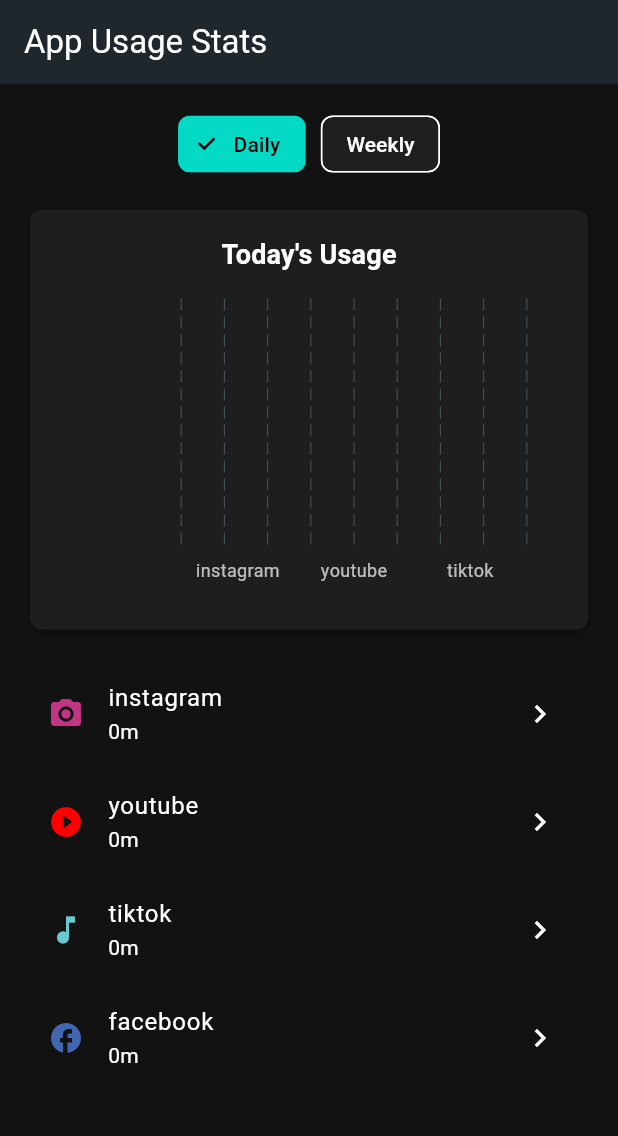
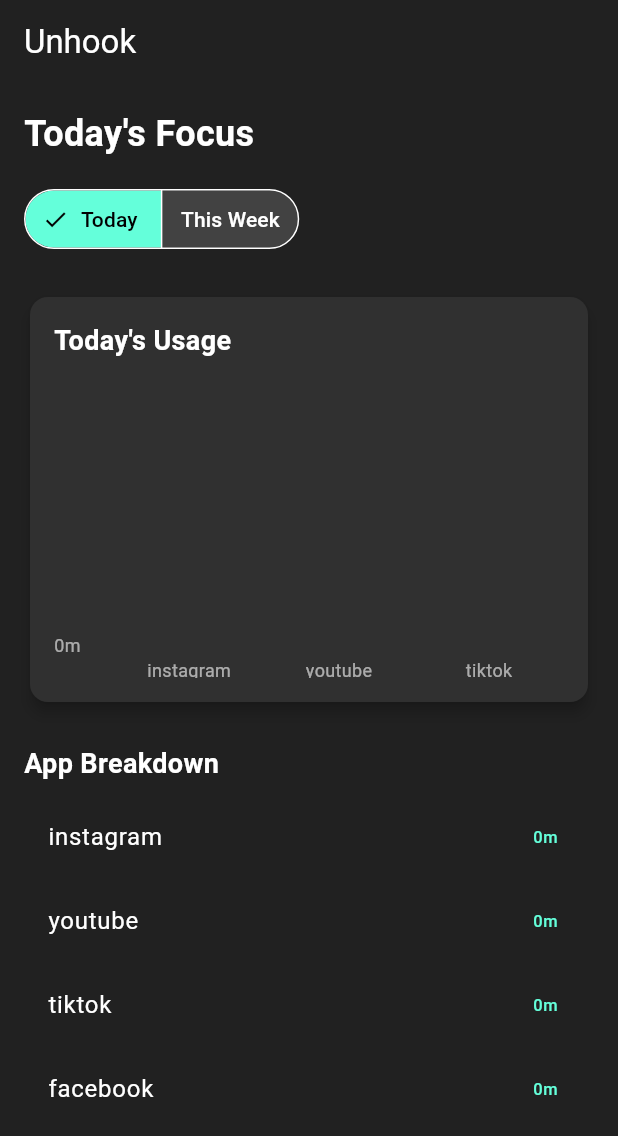
Before and after one commit to aoun-alex/Unhook, a Flutter app: the screen it shows after launch, on a phone screen of 412 x 824 dp. Shown: the top 1136 px of the screen. Run offline on Flutter 3.47's test engine with Material 3 defaults, Android fonts, the phone set to English and light mode, and no system bars; drawn by our look-alikes of fl_chart; our stand-ins replace flutter_riverpod; missing offline and left inert: usage_stats.

Commit message:
UI update
Edited the UI and updated the weekly usage logic

```diff
--- a/lib/presentation/screens/dashboard_screen.dart
+++ b/lib/presentation/screens/dashboard_screen.dart
@@ -2,43 +2,6 @@ import 'package:flutter/material.dart';
 import 'package:flutter_riverpod/flutter_riverpod.dart';
 import '../../providers/usage_provider.dart';
 import '../widgets/usage_chart.dart';
-
-/// Simple helper to format durations below the chart. For daily, we show hours+minutes; for weekly, just hours.
-String formatDuration(Duration duration, bool isWeekly) {
-  if (isWeekly) {
-    // e.g. 1024 minutes => 17h
-    return '${duration.inHours}h';
-  } else {
-    // daily => e.g. "1h 20m" or "45m"
-    final totalMinutes = duration.inMinutes;
-    if (totalMinutes < 60) {
-      return '${totalMinutes}m';
-    }
-    final hours = totalMinutes ~/ 60;
-    final minutes = totalMinutes % 60;
-    if (minutes == 0) {
-      return '${hours}h';
-    } else {
-      return '${hours}h ${minutes}m';
-    }
-  }
-}
-
-/// Return an icon with brand color for known apps
-Widget getColoredAppIcon(String appName) {
-  final lower = appName.toLowerCase();
-  if (lower.contains('instagram')) {
-    return const Icon(Icons.camera_alt, color: Color(0xFFC13584));
-  } else if (lower.contains('youtube')) {
-    return const Icon(Icons.play_circle_fill, color: Color(0xFFFF0000));
-  } else if (lower.contains('facebook')) {
-    return const Icon(Icons.facebook, color: Color(0xFF4267B2));
-  } else if (lower.contains('tiktok')) {
-    return const Icon(Icons.music_note, color: Color(0xFF69C9D0));
-  }
-  // Default fallback
-  return const Icon(Icons.android, color: Colors.lightGreenAccent);
-}
 
 class DashboardScreen extends ConsumerStatefulWidget {
   const DashboardScreen({Key? key}) : super(key: key);
@@ -56,70 +19,76 @@ class _DashboardScreenState extends ConsumerState<DashboardScreen> {
     final weeklyUsageAsync = ref.watch(weeklyUsageProvider);
 
     return Scaffold(
-      appBar: AppBar(title: const Text('App Usage Stats')),
+      backgroundColor: Colors.grey[900],
+      appBar: AppBar(
+        title: const Text('Unhook', style: TextStyle(color: Colors.white)),
+        backgroundColor: Colors.transparent,
+        elevation: 0,
+      ),
       body: Padding(
         padding: const EdgeInsets.all(16.0),
         child: Column(
+          crossAxisAlignment: CrossAxisAlignment.start,
           children: [
-            // Toggle between Daily and Weekly
-            Row(
-              mainAxisAlignment: MainAxisAlignment.center,
-              children: [
-                ChoiceChip(
-                  label: const Text('Daily'),
-                  selected: _isDaily,
-                  onSelected: (selected) {
+            Text(
+              _isDaily ? 'Today\'s Focus' : 'This Week\'s Progress',
+              style: const TextStyle(
+                color: Colors.white,
+                fontSize: 24,
+                fontWeight: FontWeight.bold,
+              ),
+            ),
+            const SizedBox(height: 16),
+            SegmentedButton<bool>(
+              segments: const [
+                ButtonSegment<bool>(value: true, label: Text('Today')),
+                ButtonSegment<bool>(value: false, label: Text('This Week')),
+              ],
+              selected: {_isDaily},
+              onSelectionChanged: (Set<bool> newSelection) {
                 setState(() {
-                      _isDaily = true;
+                  _isDaily = newSelection.first;
                 });
               },
-                ),
-                const SizedBox(width: 10),
-                ChoiceChip(
-                  label: const Text('Weekly'),
-                  selected: !_isDaily,
-                  onSelected: (selected) {
-                    setState(() {
-                      _isDaily = false;
-                    });
+              style: ButtonStyle(
+                backgroundColor: WidgetStateProperty.resolveWith<Color>(
+                      (Set<WidgetState> states) {
+                    if (states.contains(WidgetState.selected)) {
+                      return Colors.tealAccent;
+                    }
+                    return Colors.grey[800]!;
                   },
                 ),
-              ],
+                foregroundColor: WidgetStateProperty.resolveWith<Color>(
+                      (Set<WidgetState> states) {
+                    if (states.contains(WidgetState.selected)) {
+                      return Colors.black;
+                    }
+                    return Colors.white;
+                  },
                 ),
-            const SizedBox(height: 16),
-
-            // The chart + list area
+              ),
+            ),
+            const SizedBox(height: 24),
             Expanded(
               child: _isDaily
                   ? todayUsageAsync.when(
-                data: (todayUsage) {
-                  return _buildUsageContent(
+                data: (todayUsage) => _buildUsageContent(
                   usage: todayUsage,
                   chartTitle: "Today's Usage",
                   isWeekly: false,
-                  );
-                },
-                loading: () => const Center(
-                  child: CircularProgressIndicator(),
                 ),
-                error: (error, stack) => Center(
-                  child: Text('Error loading today usage: $error'),
-                ),
+                loading: () => const Center(child: CircularProgressIndicator(color: Colors.tealAccent)),
+                error: (error, stack) => const Center(child: Text('Error loading data', style: TextStyle(color: Colors.white))),
               )
                   : weeklyUsageAsync.when(
-                data: (weeklyUsage) {
-                  return _buildUsageContent(
+                data: (weeklyUsage) => _buildUsageContent(
                   usage: weeklyUsage,
-                    chartTitle: "Past 7 Days",
+                  chartTitle: "This Week's Usage",
                   isWeekly: true,
-                  );
-                },
-                loading: () => const Center(
-                  child: CircularProgressIndicator(),
                 ),
-                error: (error, stack) => Center(
-                  child: Text('Error loading weekly usage: $error'),
-                ),
+                loading: () => const Center(child: CircularProgressIndicator(color: Colors.tealAccent)),
+                error: (error, stack) => const Center(child: Text('Error loading data', style: TextStyle(color: Colors.white))),
               ),
             ),
           ],
@@ -133,31 +102,25 @@ class _DashboardScreenState extends ConsumerState<DashboardScreen> {
     required String chartTitle,
     required bool isWeekly,
   }) {
-    // Sort apps by usage descending
     final sortedApps = usage.entries.toList()
       ..sort((a, b) => b.value.compareTo(a.value));
-
-    // Only show top 3 in the chart
-    final topThree = sortedApps.take(3).toList();
-    final chartData = {
-      for (final entry in topThree) entry.key: entry.value,
-    };
 
     return Column(
       crossAxisAlignment: CrossAxisAlignment.start,
       children: [
-        // The bar chart (top 3 apps)
-        UsageChart(
-          usageData: chartData,
+        Expanded(
+          child: UsageChart(
+            usageData: {for (var entry in sortedApps.take(3)) entry.key: entry.value},
             title: chartTitle,
             isWeekly: isWeekly,
-          onBarTap: (appName) {
-            Navigator.pushNamed(context, '/details', arguments: appName);
-          },
           ),
-        const SizedBox(height: 16),
-
-        // Full list below the chart (including the apps not in the top 3)
+        ),
+        const SizedBox(height: 24),
+        const Text(
+          'App Breakdown',
+          style: TextStyle(color: Colors.white, fontSize: 18, fontWeight: FontWeight.bold),
+        ),
+        const SizedBox(height: 8),
         Expanded(
           child: ListView.builder(
             itemCount: sortedApps.length,
@@ -166,16 +129,11 @@ class _DashboardScreenState extends ConsumerState<DashboardScreen> {
               final appName = entry.key;
               final duration = entry.value;
               return ListTile(
-                leading: getColoredAppIcon(appName),
-                title: Text(appName),
-                subtitle: Text(
-                  formatDuration(duration, isWeekly),
+                title: Text(appName, style: const TextStyle(color: Colors.white)),
+                trailing: Text(
+                  _formatDuration(duration, isWeekly),
+                  style: const TextStyle(color: Colors.tealAccent),
                 ),
-                trailing: const Icon(Icons.chevron_right),
-                onTap: () {
-                  Navigator.pushNamed(context, '/details',
-                      arguments: appName);
-                },
               );
             },
           ),
@@ -183,4 +141,12 @@ class _DashboardScreenState extends ConsumerState<DashboardScreen> {
       ],
     );
   }
+
+  String _formatDuration(Duration duration, bool isWeekly) {
+    if (isWeekly) {
+      return '${duration.inHours}h ${duration.inMinutes.remainder(60)}m';
+    } else {
+      return '${duration.inMinutes}m';
     }
+  }
+}
--- a/lib/presentation/widgets/usage_chart.dart
+++ b/lib/presentation/widgets/usage_chart.dart
@@ -5,143 +5,83 @@ class UsageChart extends StatelessWidget {
   final Map<String, Duration> usageData;
   final String title;
   final bool isWeekly;
-  final void Function(String app)? onBarTap;
 
   const UsageChart({
     Key? key,
     required this.usageData,
     required this.title,
     required this.isWeekly,
-    this.onBarTap,
   }) : super(key: key);
 
   @override
   Widget build(BuildContext context) {
-    final numericData = <String, double>{};
-    usageData.forEach((app, duration) {
-      numericData[app] = isWeekly
-          ? duration.inHours.toDouble()
-          : duration.inMinutes.toDouble();
-    });
-
-    double maxVal = numericData.values.isEmpty ? 1 : numericData.values.reduce((a, b) => a > b ? a : b);
-    double niceMax = isWeekly ? ((maxVal / 5).ceil() * 5).toDouble() : ((maxVal / 10).ceil() * 10).toDouble();
-    double interval = niceMax / 5;
-
-    int index = 0;
-    final barGroups = numericData.entries.map((e) {
-      return BarChartGroupData(
-        x: index++,
-        barRods: [
-          BarChartRodData(
-            toY: e.value,
-            color: Colors.lightBlueAccent,
-            width: 22,
-            borderRadius: BorderRadius.circular(4),
-          ),
-        ],
-      );
-    }).toList();
+    final numericData = usageData.map((key, value) => MapEntry(
+      key,
+      isWeekly ? value.inHours.toDouble() : value.inMinutes.toDouble(),
+    ));
 
     return Card(
-      color: Theme.of(context).cardColor,
-      elevation: 2,
-      shape: RoundedRectangleBorder(
-        borderRadius: BorderRadius.circular(8),
-      ),
+      color: Colors.grey[850],
+      elevation: 4,
+      shape: RoundedRectangleBorder(borderRadius: BorderRadius.circular(12)),
       child: Padding(
-        padding: const EdgeInsets.symmetric(vertical: 16, horizontal: 12),
+        padding: const EdgeInsets.all(16),
         child: Column(
+          crossAxisAlignment: CrossAxisAlignment.start,
           children: [
             Text(
               title,
-              style: Theme.of(context).textTheme.titleMedium,
+              style: TextStyle(color: Colors.white, fontSize: 18, fontWeight: FontWeight.bold),
             ),
-            const SizedBox(height: 16),
-            AspectRatio(
-              aspectRatio: 1.7,
+            SizedBox(height: 24),
+            Expanded(
               child: BarChart(
                 BarChartData(
-                  alignment: BarChartAlignment.spaceEvenly,
-                  maxY: niceMax,
-                  minY: 0,
-                  barTouchData: BarTouchData(
-                    enabled: true,
-                    touchTooltipData: BarTouchTooltipData(
-                      getTooltipColor: (group) => Colors.blueGrey.withAlpha((0.8 * 255).toInt()),
-                      getTooltipItem: (group, groupIndex, rod, rodIndex) {
-                        final appName = numericData.keys.elementAt(group.x.toInt());
-                        final rawValue = rod.toY;
-                        final label = isWeekly
-                            ? '${rawValue.toInt()}h'
-                            : rawValue >= 60
-                            ? '${(rawValue ~/ 60).toInt()}h ${(rawValue % 60).toInt()}m'
-                            : '${rawValue.toInt()}m';
-                        return BarTooltipItem(
-                          '$appName\n$label',
-                          const TextStyle(color: Colors.white),
-                        );
-                      },
-                    ),
-                    touchCallback: (event, response) {
-                      if (onBarTap != null && event is FlTapUpEvent && response?.spot != null) {
-                        final tappedApp = numericData.keys.elementAt(response!.spot!.touchedBarGroupIndex);
-                        onBarTap!(tappedApp);
-                      }
-                    },
-                  ),
+                  alignment: BarChartAlignment.spaceAround,
+                  maxY: numericData.values.reduce((a, b) => a > b ? a : b) * 1.2,
+                  barTouchData: BarTouchData(enabled: false),
                   titlesData: FlTitlesData(
                     show: true,
                     bottomTitles: AxisTitles(
                       sideTitles: SideTitles(
                         showTitles: true,
-                        reservedSize: 38,
-                        getTitlesWidget: (double value, TitleMeta meta) {
-                          final appName = numericData.keys.elementAt(value.toInt());
-                          return SideTitleWidget(
-                            meta: meta,
-                            space: 6,
-                            child: Text(
-                              appName,
-                              style: const TextStyle(
-                                fontSize: 12,
-                                overflow: TextOverflow.ellipsis,
-                              ),
-                            ),
-                          );
-                        },
+                        getTitlesWidget: (value, meta) => Padding(
+                          padding: const EdgeInsets.only(top: 8.0),
+                          child: Text(
+                            numericData.keys.elementAt(value.toInt()),
+                            style: TextStyle(color: Colors.white60, fontSize: 12),
+                          ),
+                        ),
                       ),
                     ),
                     leftTitles: AxisTitles(
                       sideTitles: SideTitles(
                         showTitles: true,
-                        // Increase the size only if this is the daily chart
-                        reservedSize: isWeekly ? 40 : 60,
-                        interval: interval,
-                        getTitlesWidget: (double value, TitleMeta meta) {
-                          final int val = value.toInt();
-                          if (val % interval == 0) {
-                            final label = isWeekly
-                                ? '${val}h'
-                                : val >= 60
-                                ? '${(val ~/ 60)}h ${(val % 60)}m'
-                                : '${val}m';
-                            return SideTitleWidget(
-                              meta: meta,
-                              space: 6,
-                              child: Text(label),
-                            );
-                          }
-                          return const SizedBox.shrink();
-                        },
+                        reservedSize: 40,
+                        getTitlesWidget: (value, meta) => Text(
+                          isWeekly ? '${value.toInt()}h' : '${value.toInt()}m',
+                          style: TextStyle(color: Colors.white60, fontSize: 12),
+                        ),
                       ),
                     ),
-
-                    topTitles: const AxisTitles(),
-                    rightTitles: const AxisTitles(),
+                    topTitles: AxisTitles(sideTitles: SideTitles(showTitles: false)),
+                    rightTitles: AxisTitles(sideTitles: SideTitles(showTitles: false)),
                   ),
+                  gridData: FlGridData(show: false),
                   borderData: FlBorderData(show: false),
-                  barGroups: barGroups,
+                  barGroups: numericData.entries.map((entry) {
+                    return BarChartGroupData(
+                      x: numericData.keys.toList().indexOf(entry.key),
+                      barRods: [
+                        BarChartRodData(
+                          toY: entry.value,
+                          color: Colors.tealAccent,
+                          width: 20,
+                          borderRadius: BorderRadius.circular(4),
+                        ),
+                      ],
+                    );
+                  }).toList(),
                 ),
               ),
             ),
--- a/lib/providers/usage_provider.dart
+++ b/lib/providers/usage_provider.dart
@@ -14,6 +14,14 @@ final todayUsageProvider = FutureProvider<Map<String, Duration>>((ref) async {
 final weeklyUsageProvider = FutureProvider<Map<String, Duration>>((ref) async {
   final usageService = ref.read(usageServiceProvider);
   DateTime now = DateTime.now();
+
+  // Calculate the start of the week (Monday)
+  DateTime startOfWeek = now.subtract(Duration(days: now.weekday - 1));
+  startOfWeek = DateTime(startOfWeek.year, startOfWeek.month, startOfWeek.day, 0, 0);
+
+  // Calculate the end of the week (Sunday)
+  DateTime endOfWeek = startOfWeek.add(Duration(days: 6, hours: 23, minutes: 59, seconds: 59));
+
   Map<String, Duration> weeklyUsage = {
     'instagram': Duration.zero,
     'youtube': Duration.zero,
@@ -21,16 +29,13 @@ final weeklyUsageProvider = FutureProvider<Map<String, Duration>>((ref) async {
     'facebook': Duration.zero,
   };
 
-  // Loop through the past 7 days.
-  for (int i = 0; i < 7; i++) {
-    DateTime day = now.subtract(Duration(days: i));
-    DateTime startOfDay = DateTime(day.year, day.month, day.day, 0, 0);
-    DateTime endOfDay = DateTime(day.year, day.month, day.day, 23, 59, 59);
-    Map<String, Duration> dayUsage = await usageService.getUsageForPeriod(startOfDay, endOfDay);
-    weeklyUsage['instagram'] = weeklyUsage['instagram']! + (dayUsage['instagram'] ?? Duration.zero);
-    weeklyUsage['youtube'] = weeklyUsage['youtube']! + (dayUsage['youtube'] ?? Duration.zero);
-    weeklyUsage['tiktok'] = weeklyUsage['tiktok']! + (dayUsage['tiktok'] ?? Duration.zero);
-    weeklyUsage['facebook'] = weeklyUsage['facebook']! + (dayUsage['facebook'] ?? Duration.zero);
-  }
+  // Get usage for the entire week at once
+  Map<String, Duration> weekUsage = await usageService.getUsageForPeriod(startOfWeek, endOfWeek);
+
+  // Combine the usage data
+  weeklyUsage.forEach((app, _) {
+    weeklyUsage[app] = weekUsage[app] ?? Duration.zero;
+  });
+
   return weeklyUsage;
 });
```
Lines whose indentation alone changed are shown as unchanged.
